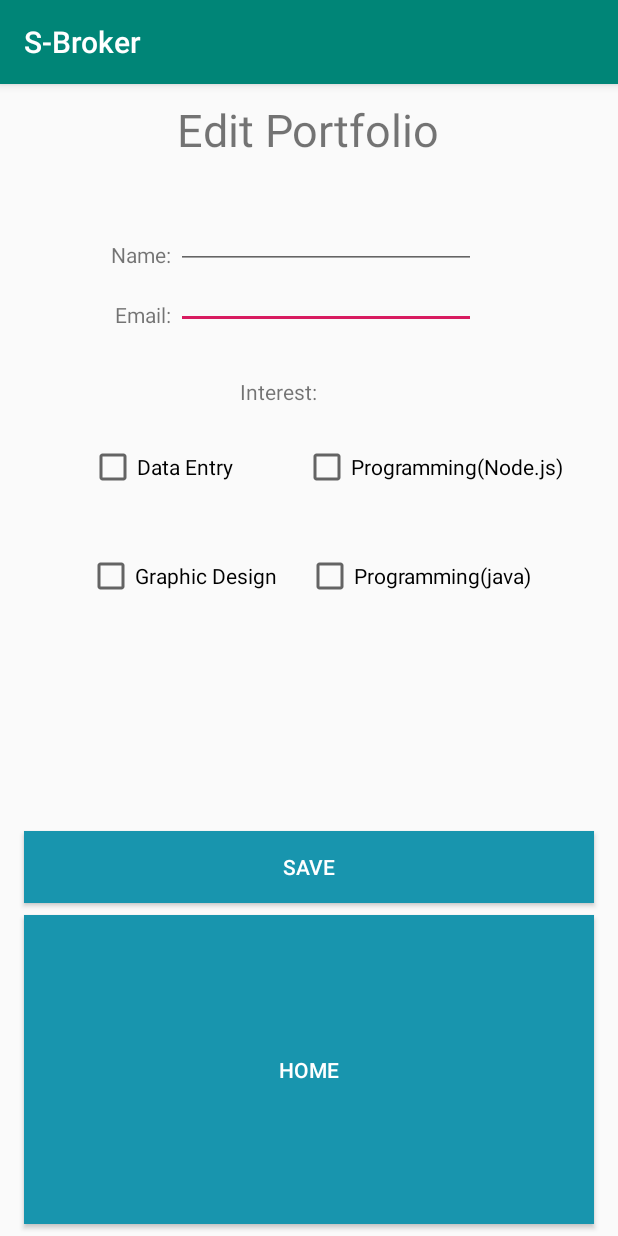
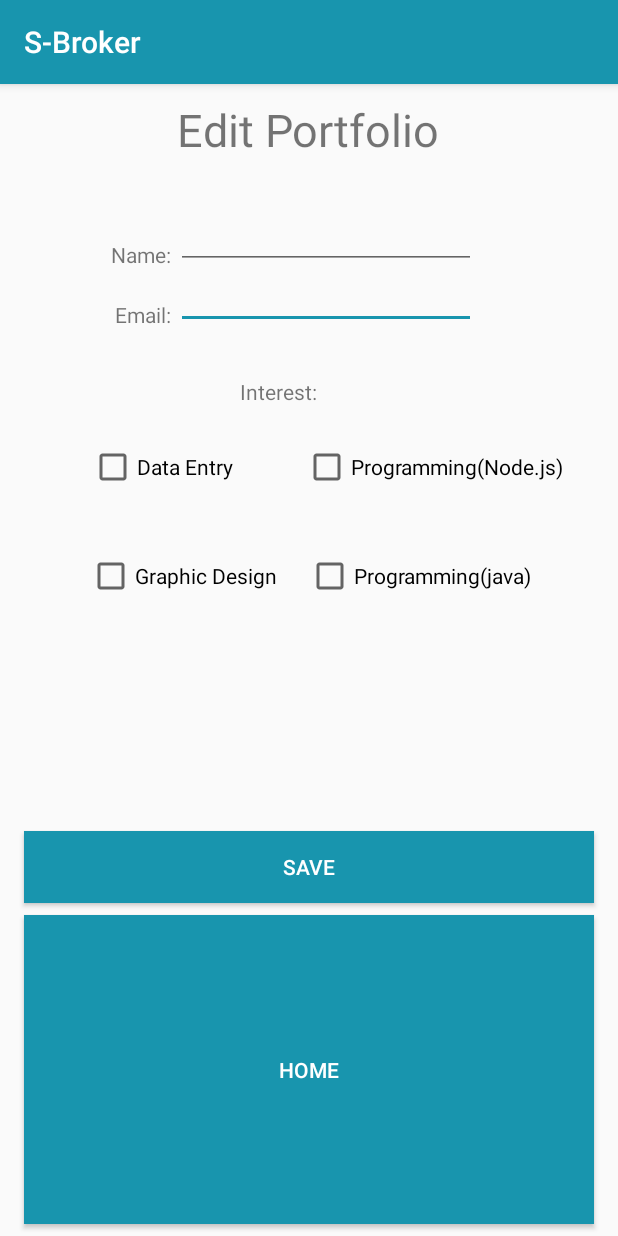
Before and after one commit to bawenna/ITMD555_FP, an Android app: the editInformation screen opened directly, with no data from a screen before it, on a phone screen of 412 x 824 dp. Run offline under Robolectric (Android 15) with nearby library versions, the light colour scheme and no system bars; our stand-ins replace Firebase (no records; nobody signed in at launch, a user with empty details on screens opened directly).

Commit message:
change the color of title bar and actions

```diff
--- a/app/src/main/res/layout/activity_main.xml
+++ b/app/src/main/res/layout/activity_main.xml
@@ -59,5 +59,5 @@
         android:layout_marginBottom="0dp"
         android:text="Home"
         android:textColor="@color/buttonTextColor"
-        android:background="@color/mainColor"/>
+        android:background="@color/colorPrimary"/>
 </RelativeLayout>
--- a/app/src/main/res/layout/all_users.xml
+++ b/app/src/main/res/layout/all_users.xml
@@ -27,7 +27,7 @@
         android:layout_marginStart="16dp"
         android:layout_marginEnd="16dp"
         android:layout_marginBottom="8dp"
-        android:background="@color/mainColor"
+        android:background="@color/colorPrimary"
         android:text="Search"
         android:textColor="@color/buttonTextColor" />
 
@@ -41,7 +41,7 @@
         android:layout_marginEnd="8dp"
         android:layout_marginBottom="6dp"
         android:layout_toStartOf="@+id/button2"
-        android:background="@color/mainColor"
+        android:background="@color/colorPrimary"
         android:text="Chat Room"
         android:textColor="@color/buttonTextColor" />
 
@@ -65,7 +65,7 @@
         android:layout_marginStart="8dp"
         android:layout_marginEnd="16dp"
         android:layout_marginBottom="6dp"
-        android:background="@color/mainColor"
+        android:background="@color/colorPrimary"
         android:text="Portfolio"
         android:textColor="@color/buttonTextColor" />
 
--- a/app/src/main/res/layout/edit_info.xml
+++ b/app/src/main/res/layout/edit_info.xml
@@ -116,7 +116,7 @@
         android:layout_marginTop="283dp"
         android:text="Save"
         android:textColor="@color/buttonTextColor"
-        android:background="@color/mainColor"/>
+        android:background="@color/colorPrimary"/>
 
     <Button
         android:id="@+id/button6"
@@ -131,6 +131,6 @@
         android:layout_marginBottom="8dp"
         android:text="Home"
         android:textColor="@color/buttonTextColor"
-        android:background="@color/mainColor"/>
+        android:background="@color/colorPrimary"/>
 
 </RelativeLayout>
--- a/app/src/main/res/values/colors.xml
+++ b/app/src/main/res/values/colors.xml
@@ -1,8 +1,7 @@
 <?xml version="1.0" encoding="utf-8"?>
 <resources>
-    <color name="colorPrimary">#008577</color>
+    <color name="colorPrimary">#1895AE</color>
     <color name="colorPrimaryDark">#00574B</color>
-    <color name="colorAccent">#D81B60</color>
-    <color name="mainColor">#1895AE</color>
+    <color name="colorAccent">#1895AE</color>
     <color name="buttonTextColor">#FFFFFF</color>
 </resources>
```
